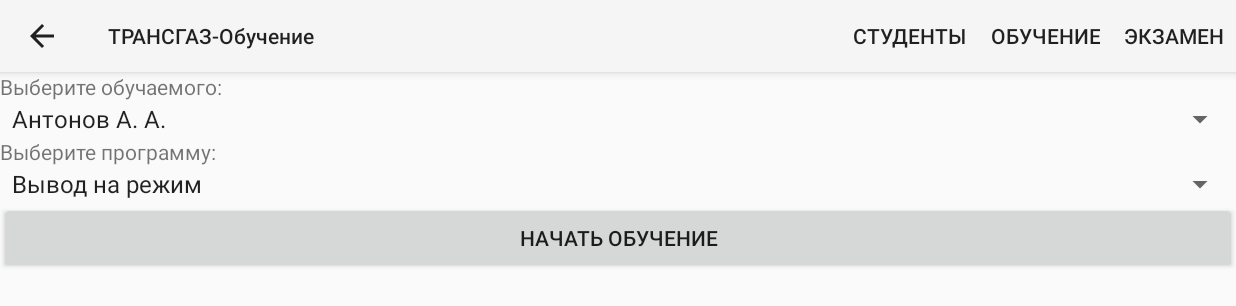
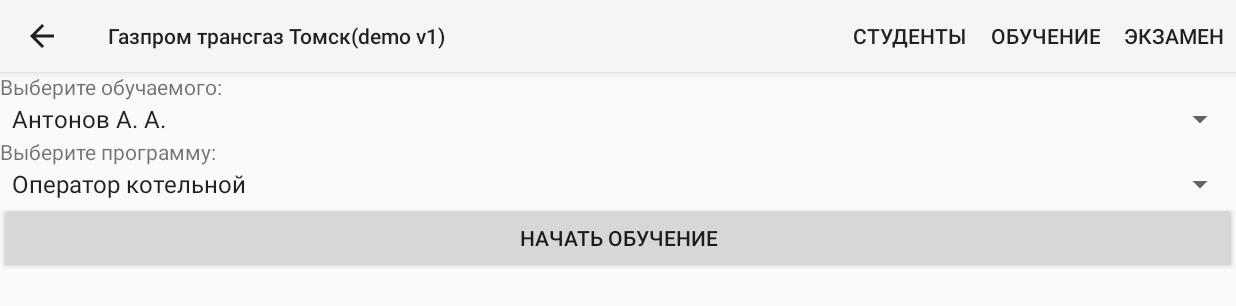
Before and after one commit to abones/EducationDemo, an Android app: the screen it shows after launch (LearningActivity), after a tap on "ОБУЧЕНИЕ", on a phone screen of 824 x 412 dp (held sideways). Shown: the top 306 px of the screen. Run offline under Robolectric (Android 15) with nearby library versions, the phone set to English and light mode, and no system bars.

Commit message:
Дизайн, опрос данных с сайта

```diff
--- a/mobile/src/main/java/ru/sibhtc/educationdemo/mock/ProgrammsMock.java
+++ b/mobile/src/main/java/ru/sibhtc/educationdemo/mock/ProgrammsMock.java
@@ -18,7 +18,18 @@ public class ProgrammsMock {
 
     public static Program[] Programs = new Program[]
     {
-        new Program(0, "Вывод на режим", new Step[]
+            new Program(0, "Оператор котельной", new Step[]
+                    {
+                            new Step("Проверка загазованности ", StepResult.SUCCESS),
+                            new Step("Открытие крана 1", StepResult.ERROR),
+                            new Step("Открытие крана 2", StepResult.SUCCESS),
+                            new Step("Взвод пусковой пробки РД", StepResult.WAITING),
+                            new Step("Выбор инструмента регулировки давления", StepResult.SUCCESS),
+                            new Step("Настройка регулятора", StepResult.SUCCESS)
+
+                    }),
+
+        new Program(1, "Вывод на режим", new Step[]
         {
                 new Step("Надеть каску", StepResult.SUCCESS),
                 new Step("Запустить скважину", StepResult.ERROR),
@@ -34,14 +45,14 @@ public class ProgrammsMock {
                 new Step("Установить дебит", StepResult.SUCCESS)
 
         }),
-        new Program(1, "Остановка", new Step[]
+        new Program(2, "Остановка", new Step[]
         {
                 new Step("Надеть каску", StepResult.SUCCESS),
                 new Step("Отключить подачу э/э", StepResult.ERROR),
                 new Step("Закрыть скважину", StepResult.SUCCESS),
                 new Step("Снять каску", StepResult.WAITING)
         }),
-        new Program(2, "Настройка", new Step[]
+        new Program(3, "Настройка", new Step[]
         {
                 new Step("Надеть каску", StepResult.SUCCESS),
                 new Step("Открыть вентиль", StepResult.ERROR),
--- a/mobile/src/main/res/layout/fragment_one.xml
+++ b/mobile/src/main/res/layout/fragment_one.xml
@@ -39,6 +39,11 @@
     <Button
         android:layout_width="wrap_content"
         android:layout_height="wrap_content"
+        android:text="Get info from server"
+        android:id="@+id/get_info_from_server_btn" />
+    <Button
+        android:layout_width="wrap_content"
+        android:layout_height="wrap_content"
         android:text="Send start exam"
         android:id="@+id/exam_start_btn" />
 
--- a/mobile/src/main/res/values/services.xml
+++ b/mobile/src/main/res/values/services.xml
@@ -1,2 +1,4 @@
 <?xml version="1.0" encoding="utf-8"?>
-<resources></resources>
+<resources>
+
+</resources>
--- a/mobile/src/main/res/values/strings.xml
+++ b/mobile/src/main/res/values/strings.xml
@@ -7,9 +7,12 @@
     <string name="peer_connected">Устройство подключено!</string>
     <string name="peer_disconnected">Устройство отключено!</string>
     <string name="wearable_api_unavailable">API носимых устройств не доступно!</string>
-    <string name="application_name">ТРАНСГАЗ-Обучение</string>
+    <string name="application_name">Газпром трансгаз Томск(demo v1)</string>
     <string name="exam_item">Экзамен</string>
     <string name="learning_item">Обучение</string>
     <string name="students_item">Студенты</string>
     <string name="successDesc">success</string>
+
+
+    <string name="url_parameters">http://109.123.141.47/</string>
 </resources>
```
Also changed, not shown: mobile/src/main/java/ru/sibhtc/educationdemo/FirstFragmentActivity.java (+22 -5 lines), mobile/src/main/java/ru/sibhtc/educationdemo/services/ISiteData.java (added, +8 -0 lines), mobile/src/main/java/ru/sibhtc/educationdemo/services/SiteData.java (added, +53 -0 lines), 4 other files.
